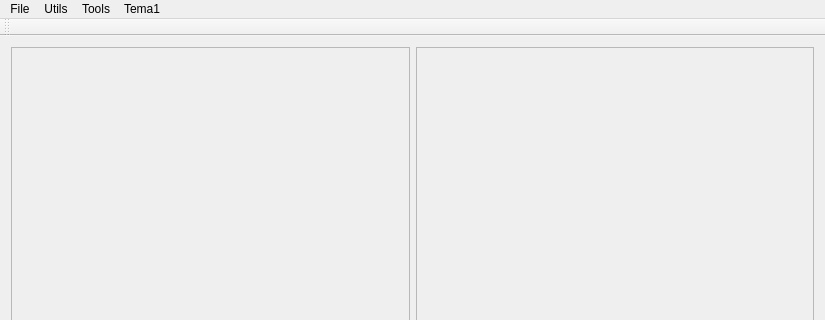
This is QTFramework/ImageProcessing/mainwindow.ui in SerbanNasui/procesare-imagine as Qt 5 draws it before an edit; both pictures show x 0 to 825 and y 0 to 320 of the 825 by 490 pixel window. The edited form follows.
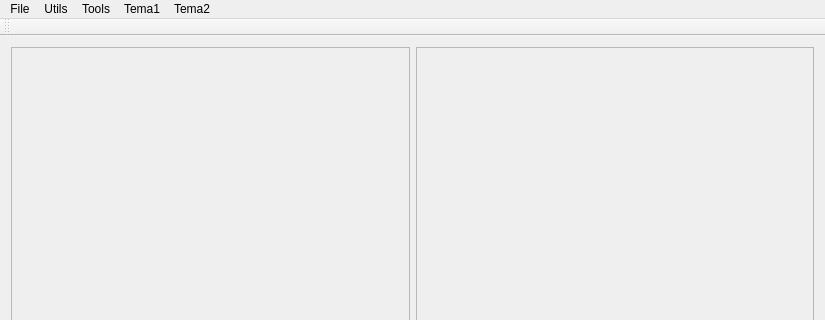
This is the edited form.

Commit message: finish tema2

Diff of the .ui file:
```diff
--- a/QTFramework/ImageProcessing/mainwindow.ui
+++ b/QTFramework/ImageProcessing/mainwindow.ui
@@ -165,11 +165,20 @@
     </property>
     <addaction name="actionMirroring"/>
     <addaction name="actionThresholding"/>
+    <addaction name="actionHistogram"/>
+   </widget>
+   <widget class="QMenu" name="menuTema2">
+    <property name="title">
+     <string>Tema2</string>
+    </property>
+    <addaction name="actionBrightnessIncreasing"/>
+    <addaction name="actionBrightnessDiminishing"/>
    </widget>
    <addaction name="menuFile"/>
    <addaction name="menuLaunch_Smart_Dialog"/>
    <addaction name="menuTools"/>
    <addaction name="menuTema1"/>
+   <addaction name="menuTema2"/>
   </widget>
   <widget class="QToolBar" name="mainToolBar">
    <attribute name="toolBarArea">
```
Left out of the diff: 15 changed lines with no effect on the pictures. The commit also changes 4 other files.
